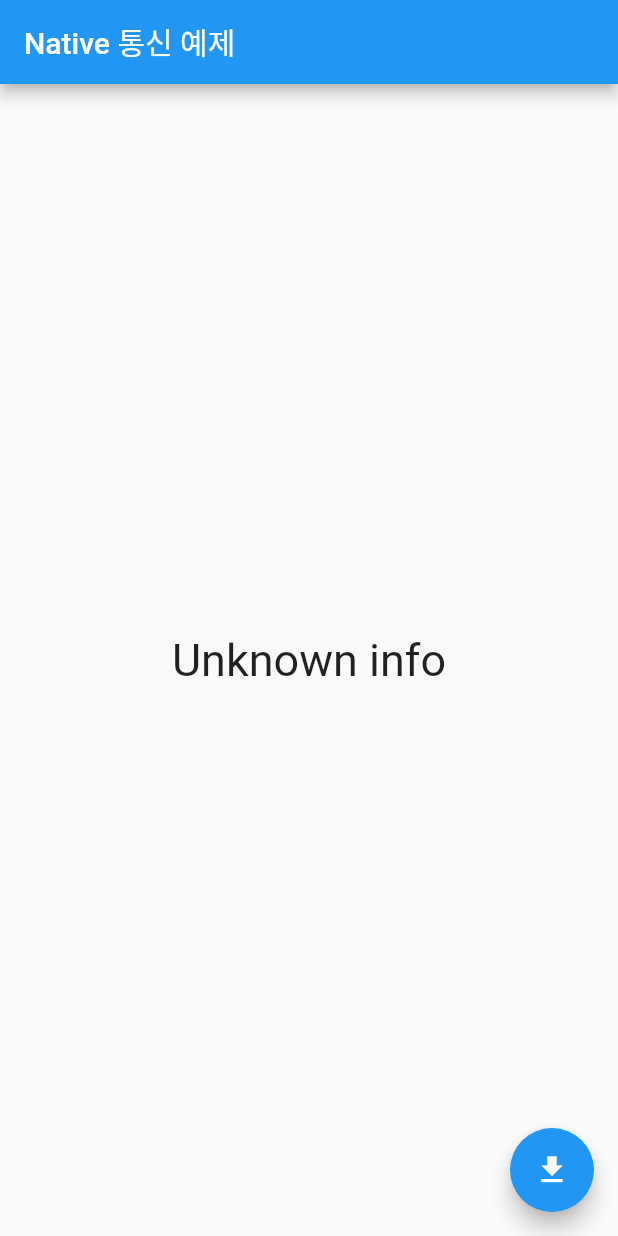
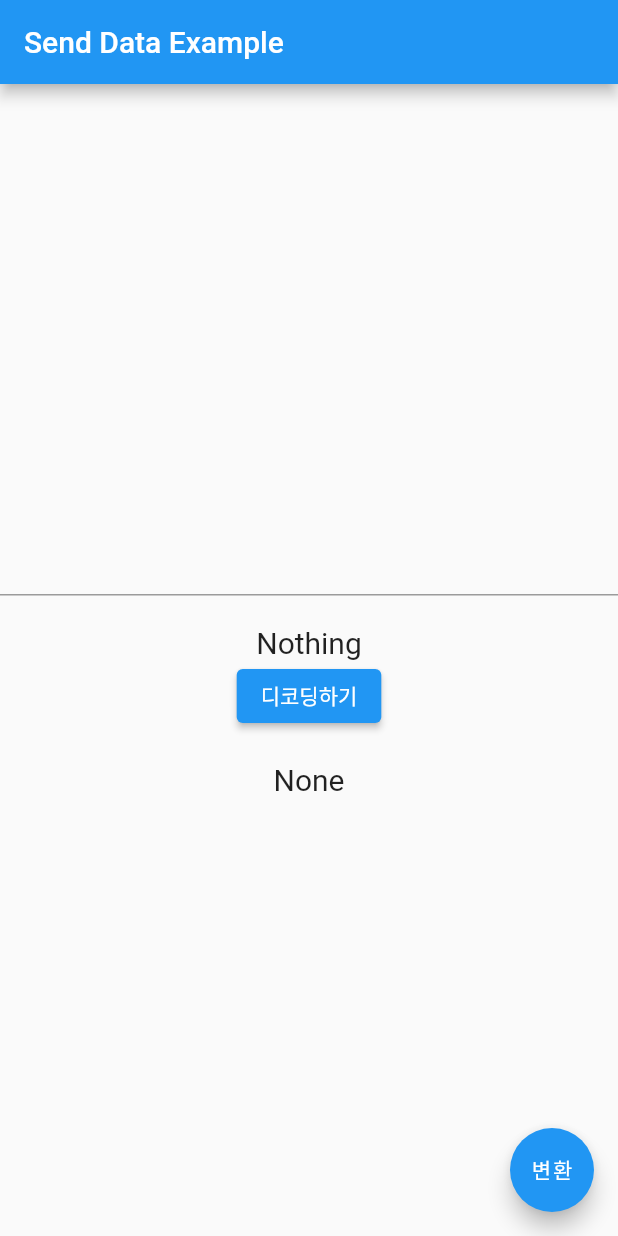
Before and after one commit to tintoll/doitflutter, a Flutter app: the screen it shows after launch, on a phone screen of 412 x 824 dp. Run offline on Flutter 3.47's test engine with Material 2 defaults, Android fonts, the light colour scheme and no system bars; our stand-ins replace dio, shared_preferences.

Commit message:
네이티브 와 데이터 주고 받기 예제

```diff
--- a/native_example/lib/main.dart
+++ b/native_example/lib/main.dart
@@ -2,6 +2,7 @@ import 'package:flutter/cupertino.dart';
 import 'package:flutter/material.dart';
 import 'dart:io';
 import 'package:flutter/services.dart';
+import 'package:native_example/send_data_example.dart';
 
 void main() {
   runApp(MyApp());
@@ -12,7 +13,7 @@ class MyApp extends StatelessWidget {
   Widget build(BuildContext context) {
     if (Platform.isIOS) {
       return CupertinoApp(
-        home : CupertinoNativeApp(),
+        home: CupertinoNativeApp(),
       );
     } else {
       return MaterialApp(
@@ -20,11 +21,9 @@ class MyApp extends StatelessWidget {
         theme: ThemeData(
           primarySwatch: Colors.blue,
         ),
-        home: NativeApp(),
+        home: SendDataExample(),
       );
     }
-
-
   }
 }
 
@@ -35,19 +34,35 @@ class NativeApp extends StatefulWidget {
 
 class _NativeAppState extends State<NativeApp> {
   static const platform = const MethodChannel('com.flutter.dev/info');
+
+  static const platform3 = const MethodChannel('com.flutter.dev/dialog');
   String _deviceInfo = 'Unknown info';
+
+  Future<void> _showDialog() async {
+    try {
+      await platform3.invokeMethod("showDialog");
+    } on PlatformException catch (e) {}
+  }
 
   @override
   Widget build(BuildContext context) {
     return Scaffold(
-      appBar: AppBar(
-        title : Text('Native 통신 예제')
-      ),
+      appBar: AppBar(title: Text('Native 통신 예제')),
       body: Container(
         child: Center(
-          child: Text(
-            _deviceInfo,
-            style: TextStyle(fontSize: 30),
+          child: Column(
+            children: [
+              Text(
+                _deviceInfo,
+                style: TextStyle(fontSize: 30),
+              ),
+              TextButton(
+                onPressed: () {
+                  _showDialog();
+                },
+                child: Text('네이트브 창 열기'),
+              ),
+            ],
           ),
         ),
       ),
@@ -72,11 +87,8 @@ class _NativeAppState extends State<NativeApp> {
     setState(() {
       _deviceInfo = deviceInfo;
     });
-
   }
 }
-
-
 
 class CupertinoNativeApp extends StatefulWidget {
   @override
--- /dev/null
+++ b/native_example/lib/send_data_example.dart
@@ -0,0 +1,77 @@
+import 'package:flutter/material.dart';
+import 'package:flutter/services.dart';
+
+class SendDataExample extends StatefulWidget {
+  @override
+  _SendDataExampleState createState() => _SendDataExampleState();
+}
+
+class _SendDataExampleState extends State<SendDataExample> {
+  static const platform = const MethodChannel('com.flutter.dev/encrypto');
+  TextEditingController controller = TextEditingController();
+  String _changeText = 'Nothing';
+  String _reChangeText = "None";
+
+  @override
+  Widget build(BuildContext context) {
+    return Scaffold(
+      appBar: AppBar(
+        title: Text('Send Data Example'),
+      ),
+      body: Container(
+        child: Center(
+          child: Column(
+            children: [
+              TextField(
+                controller: controller,
+                keyboardType: TextInputType.text,
+              ),
+              SizedBox(
+                height: 20,
+              ),
+              Text(
+                _changeText,
+                style: TextStyle(fontSize: 20),
+              ),
+              ElevatedButton(
+                onPressed: () {
+                  _decodeText(_changeText);
+                },
+                child: Text('디코딩하기'),
+              ),
+              SizedBox(
+                height: 20,
+              ),
+              Text(
+                _reChangeText,
+                style: TextStyle(fontSize: 20),
+              ),
+            ],
+            mainAxisAlignment: MainAxisAlignment.center,
+          ),
+        ),
+      ),
+      floatingActionButton: FloatingActionButton(
+        onPressed: () {
+          _sendData(controller.value.text);
+        },
+        child: Text('변환'),
+      ),
+    );
+  }
+
+  void _decodeText(String changeText) async {
+    final String result = await platform.invokeMethod('getDecode', changeText);
+    setState(() {
+      _reChangeText = result;
+    });
+  }
+
+  Future<void> _sendData(String text) async {
+    final String result = await platform.invokeMethod('getEncrypto', text);
+    print(result);
+    setState(() {
+      _changeText = result;
+    });
+  }
+}
```
Also changed, not shown: 1 other file.
